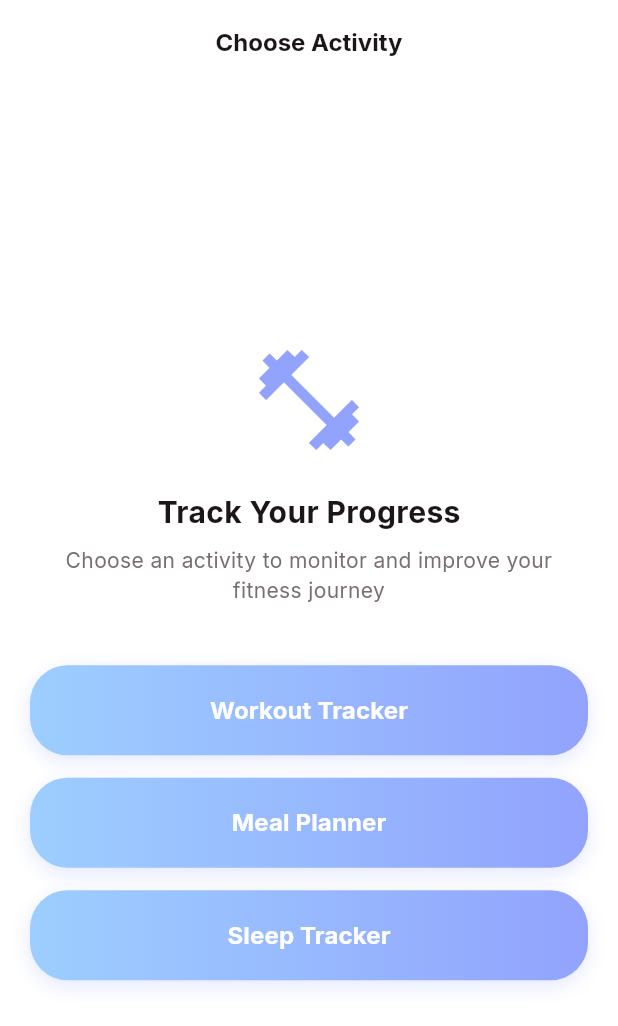
After one commit to farelrasyah/sportifyLife-mobile, a Flutter app: the ActivitySelectionScreen screen opened by its route, on a phone screen of 412 x 824 dp. The commit adds this screen. Shown: the top 1026 px of the screen. Run offline on Flutter 3.47's test engine with Material 3 defaults, Android fonts, the phone set to English and light mode, and no system bars; our stand-ins replace animated_toggle_switch, dio, equatable, fl_chart, flutter_bloc, flutter_secure_storage and 7 more; missing offline and left inert: dotted_dashed_line, simple_animation_progress_bar; accounts and stored records are empty.

Commit message:
feat: Add navigation screens and bottom navigation bar with activity selection

```diff
--- a/lib/app/routes.dart
+++ b/lib/app/routes.dart
@@ -42,6 +42,10 @@ import '../ui/screens/home/main_screen.dart';
 import '../ui/screens/home/fitness_tracker_screen.dart';
 import '../ui/screens/home/notification_screen.dart';
 import '../ui/screens/home/workout_complete_screen.dart';
+
+// Navigation Screens
+import '../ui/screens/navigation/activity_selection_screen.dart';
+import '../ui/widgets/bottom_nav/bottom_nav_bar.dart';
 
 // Meal Stats Screens
 import '../ui/screens/meal_stats/food_detail_screen.dart';
@@ -97,6 +101,10 @@ class Routes {
   static const String fitnessTrackerScreen = '/fitnessTracker';
   static const String notificationScreen = '/notification';
   static const String workoutCompleteScreen = '/workoutComplete';
+
+  // Navigation Routes
+  static const String activitySelectionScreen = '/activitySelection';
+  static const String mainBottomNavigationScreen = '/mainBottomNavigation';
 
   // Meal Stats Routes
   static const String foodDetailScreen = '/foodDetail';
@@ -193,6 +201,15 @@ class RouteGenerator {
 
       case Routes.workoutCompleteScreen:
         return MaterialPageRoute(builder: (_) => const WorkoutCompleteScreen());
+
+      // Navigation Routes
+      case Routes.activitySelectionScreen:
+        return MaterialPageRoute(
+          builder: (_) => const ActivitySelectionScreen(),
+        );
+
+      case Routes.mainBottomNavigationScreen:
+        return MaterialPageRoute(builder: (_) => const MainBottomNavigation());
 
       // Meal Stats Routes
       case Routes.foodDetailScreen:
@@ -439,4 +456,14 @@ class RouteHelper {
       'email': email,
     });
   }
+
+  /// Navigate to main bottom navigation (main app entry point)
+  static Future<void> navigateToMainApp(BuildContext context) {
+    return navigateAndClearStack(context, Routes.mainBottomNavigationScreen);
+  }
+
+  /// Navigate to activity selection screen
+  static Future<void> navigateToActivitySelection(BuildContext context) {
+    return navigateTo(context, Routes.activitySelectionScreen);
+  }
 }
--- /dev/null
+++ b/lib/ui/screens/navigation/activity_selection_screen.dart
@@ -0,0 +1,124 @@
+import 'package:flutter/material.dart';
+import '../../../common/colo_extension.dart';
+import '../../../app/routes.dart';
+import '../../widgets/round_button.dart';
+
+/// Activity selection screen for choosing different app modules
+///
+/// This screen provides navigation to:
+/// - Workout Stats (Workout Tracker)
+/// - Meal Stats (Meal Planner)
+/// - Sleep Stats (Sleep Tracker)
+class ActivitySelectionScreen extends StatelessWidget {
+  const ActivitySelectionScreen({super.key});
+
+  @override
+  Widget build(BuildContext context) {
+    return Scaffold(
+      backgroundColor: TColor.white,
+      appBar: _buildAppBar(),
+      body: _buildBody(context),
+    );
+  }
+
+  PreferredSizeWidget _buildAppBar() {
+    return AppBar(
+      backgroundColor: TColor.white,
+      centerTitle: true,
+      elevation: 0,
+      leading: const SizedBox(),
+      title: Text(
+        "Choose Activity",
+        style: TextStyle(
+          color: TColor.black,
+          fontSize: 16,
+          fontWeight: FontWeight.w700,
+        ),
+      ),
+    );
+  }
+
+  Widget _buildBody(BuildContext context) {
+    return SafeArea(
+      child: Padding(
+        padding: const EdgeInsets.symmetric(horizontal: 20),
+        child: Column(
+          mainAxisAlignment: MainAxisAlignment.center,
+          children: [
+            _buildWelcomeSection(),
+            const SizedBox(height: 40),
+            _buildActivityButtons(context),
+          ],
+        ),
+      ),
+    );
+  }
+
+  Widget _buildWelcomeSection() {
+    return Column(
+      children: [
+        Icon(Icons.fitness_center, size: 80, color: TColor.primaryColor1),
+        const SizedBox(height: 20),
+        Text(
+          "Track Your Progress",
+          style: TextStyle(
+            color: TColor.black,
+            fontSize: 20,
+            fontWeight: FontWeight.w700,
+          ),
+        ),
+        const SizedBox(height: 8),
+        Text(
+          "Choose an activity to monitor and improve your fitness journey",
+          textAlign: TextAlign.center,
+          style: TextStyle(color: TColor.gray, fontSize: 14),
+        ),
+      ],
+    );
+  }
+
+  Widget _buildActivityButtons(BuildContext context) {
+    return Column(
+      children: [
+        _buildWorkoutTrackerButton(context),
+        const SizedBox(height: 15),
+        _buildMealPlannerButton(context),
+        const SizedBox(height: 15),
+        _buildSleepTrackerButton(context),
+      ],
+    );
+  }
+
+  Widget _buildWorkoutTrackerButton(BuildContext context) {
+    return RoundButton(
+      title: "Workout Tracker",
+      onPressed: () => _navigateToWorkoutStats(context),
+    );
+  }
+
+  Widget _buildMealPlannerButton(BuildContext context) {
+    return RoundButton(
+      title: "Meal Planner",
+      onPressed: () => _navigateToMealStats(context),
+    );
+  }
+
+  Widget _buildSleepTrackerButton(BuildContext context) {
+    return RoundButton(
+      title: "Sleep Tracker",
+      onPressed: () => _navigateToSleepStats(context),
+    );
+  }
+
+  void _navigateToWorkoutStats(BuildContext context) {
+    Navigator.pushNamed(context, Routes.workoutStatsScreen);
+  }
+
+  void _navigateToMealStats(BuildContext context) {
+    Navigator.pushNamed(context, Routes.mealScheduleScreen);
+  }
+
+  void _navigateToSleepStats(BuildContext context) {
+    Navigator.pushNamed(context, Routes.sleepPlanScreen);
+  }
+}
```
Also changed, not shown: lib/ui/widgets/bottom_nav/bottom_nav_bar.dart (added, +154 -0 lines), lib/ui/widgets/bottom_nav/navigation_tab_button.dart (added, +71 -0 lines).
